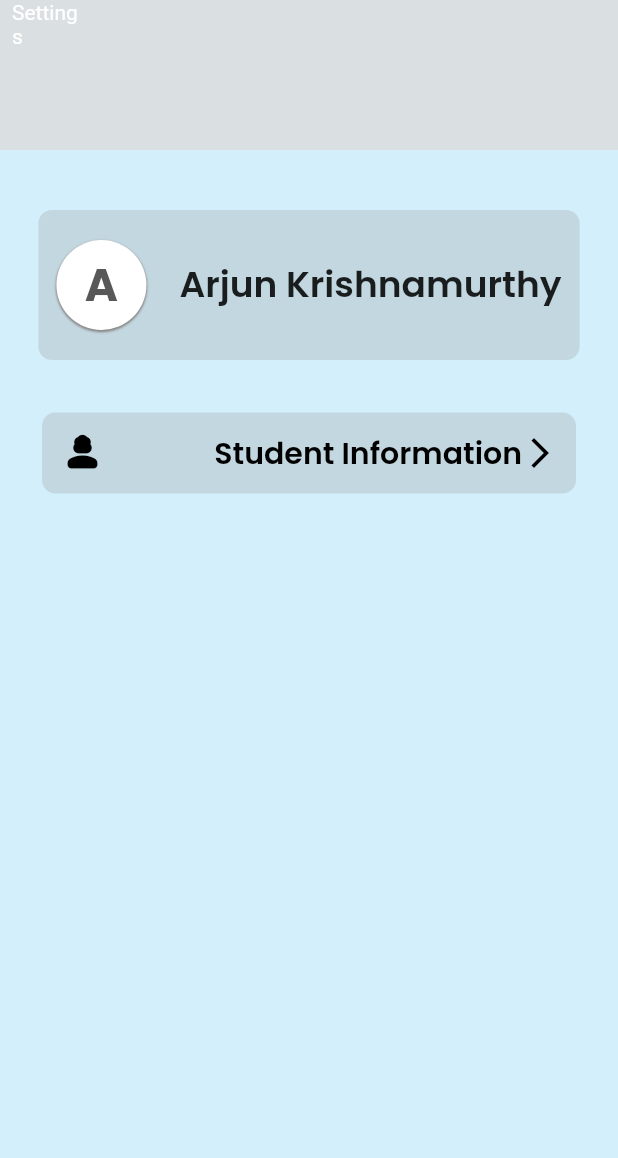
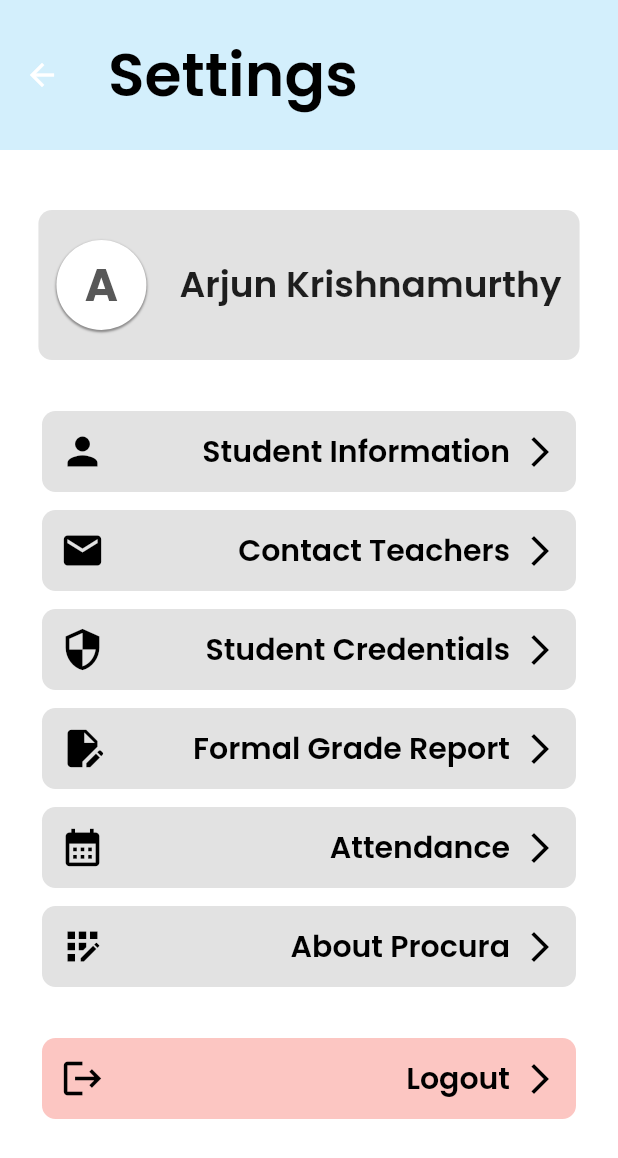
Before and after one commit to AkhilKrishna16/procura, a Flutter app: the SettingsPage screen opened by its route, on a phone screen of 412 x 824 dp. Shown: the top 1158 px of the screen. Run offline on Flutter 3.47's test engine with Material 2 defaults, Android fonts, the phone set to English and light mode, and no system bars.

Commit message:
Changed the assignments' width. Added settings to SettingsPage. Finish other pages and then work on functionality

```diff
--- /dev/null
+++ b/lib/data/student_data.dart
@@ -0,0 +1 @@
+class Data {}
--- a/lib/main.dart
+++ b/lib/main.dart
@@ -15,8 +15,7 @@ class Procura extends StatefulWidget {
   Map<String, WidgetBuilder> routes = {
     '/home': (context) => HomePage(
           name: 'Arjun Krishnamurthy',
-          grade: 08,
-          nameOfSchool: 'Pearson Middle School',
+          nameOfSchool: 'University of North Texas',
           dayType: 'B',
         ),
     '/settings': (context) => SettingsPage(),
--- a/lib/pages/settings_page.dart
+++ b/lib/pages/settings_page.dart
@@ -1,6 +1,9 @@
 // ignore_for_file: use_key_in_widget_constructors, prefer_const_constructors, prefer_const_literals_to_create_immutables
 
 import 'package:flutter/material.dart';
+import 'package:procura/widgets/logout_button.dart';
+
+import '../widgets/settings_button.dart';
 
 class SettingsPage extends StatefulWidget {
   @override
@@ -10,19 +13,33 @@ class SettingsPage extends StatefulWidget {
 class _SettingsState extends State<SettingsPage> {
   @override
   Widget build(BuildContext context) {
-    return DefaultTabController(
-      length: 2,
-      child: Scaffold(
+    var width = MediaQuery.of(context).size.width;
+    var height = MediaQuery.of(context).size.height;
+
+    return Scaffold(
       appBar: AppBar(
         toolbarHeight: 100,
-          backgroundColor: Color.fromARGB(255, 220, 220, 220).withOpacity(0.8),
+        backgroundColor: Color.fromARGB(255, 211, 239, 252),
         elevation: 0.0,
-          leading: Padding(
-            padding: EdgeInsets.only(left: 8.0),
-            child: Text('Settings'),
+        title: Container(
+          width: width,
+          child: Column(
+            crossAxisAlignment: CrossAxisAlignment.start,
+            children: [
+              Text(
+                'Settings',
+                style: TextStyle(
+                  color: Colors.black,
+                  fontFamily: 'Poppins',
+                  fontWeight: FontWeight.w600,
+                  fontSize: 40,
                 ),
               ),
-        backgroundColor: Color.fromARGB(255, 211, 239, 252),
+            ],
+          ),
+        ),
+      ),
+      backgroundColor: Colors.white,
       body: Column(
         children: [
           Padding(
@@ -85,56 +102,48 @@ class _SettingsState extends State<SettingsPage> {
               ),
             ),
           ),
-            Padding(
-              padding: EdgeInsets.only(top: 35.0, left: 12, right: 12),
-              child: MaterialButton(
-                splashColor: Colors.transparent,
-                highlightColor: Colors.transparent,
-                onPressed: () {
-                  Navigator.pushNamed(context, '/student_information');
-                },
-                child: Container(
-                  decoration: BoxDecoration(
-                    borderRadius: BorderRadius.all(Radius.circular(9)),
-                    color: Colors.grey.withOpacity(0.3),
+          SizedBox(
+            height: 22,
           ),
-                  child: Padding(
-                    padding: EdgeInsets.all(12.0),
-                    child: Row(
-                      mainAxisAlignment: MainAxisAlignment.spaceBetween,
+          Column(
             children: [
-                        Icon(
-                          Icons.person_3_rounded,
-                          size: 30,
-                          color: Colors.black,
+              SettingsButton(
+                buttonName: 'Student Information',
+                buttonIcon: Icons.person,
+                navigationRoute: '/student_information',
               ),
-                        Container(
-                          child: Row(
-                            children: [
-                              Text(
-                                'Student Information',
-                                style: TextStyle(
-                                  fontFamily: 'Poppins',
-                                  fontWeight: FontWeight.w600,
-                                  fontSize: 20,
-                                  color: Colors.black,
+              SettingsButton(
+                buttonName: 'Contact Teachers',
+                buttonIcon: Icons.email,
+                navigationRoute: '/student_information',
               ),
+              SettingsButton(
+                buttonName: 'Student Credentials',
+                buttonIcon: Icons.security,
+                navigationRoute: '/student_information',
               ),
-                              Icon(
-                                Icons.arrow_forward_ios,
-                                color: Colors.black,
+              SettingsButton(
+                buttonName: 'Formal Grade Report',
+                buttonIcon: Icons.edit_document,
+                navigationRoute: '/student_information',
+              ),
+              SettingsButton(
+                buttonName: 'Attendance',
+                buttonIcon: Icons.calendar_month,
+                navigationRoute: '/student_information',
+              ),
+              SettingsButton(
+                buttonName: 'About Procura',
+                buttonIcon: Icons.app_registration,
+                navigationRoute: '/student_information',
+              ),
+              SizedBox(
+                height: 22,
+              ),
+              LogoutButton(),
+            ],
           ),
         ],
-                          ),
-                        )
-                      ],
-                    ),
-                  ),
-                ),
-              ),
-            ),
-          ],
-        ),
       ),
     );
   }
--- /dev/null
+++ b/lib/widgets/logout_button.dart
@@ -0,0 +1,58 @@
+// ignore_for_file: prefer_const_constructors, prefer_const_literals_to_create_immutables, avoid_unnecessary_containers
+
+import 'package:flutter/material.dart';
+
+class LogoutButton extends StatelessWidget {
+  @override
+  Widget build(BuildContext context) {
+    return Padding(
+      padding: EdgeInsets.only(top: 12.0, left: 12, right: 12),
+      child: MaterialButton(
+        splashColor: Colors.transparent,
+        highlightColor: Colors.transparent,
+        onPressed: () {},
+        child: Container(
+          decoration: BoxDecoration(
+            borderRadius: BorderRadius.all(Radius.circular(9)),
+            color: Colors.red.withOpacity(0.3),
+          ),
+          child: Padding(
+            padding: EdgeInsets.all(12.0),
+            child: Row(
+              mainAxisAlignment: MainAxisAlignment.spaceBetween,
+              children: [
+                Icon(
+                  Icons.logout,
+                  size: 30,
+                  color: Colors.black,
+                ),
+                Container(
+                  child: Row(
+                    children: [
+                      Padding(
+                        padding: EdgeInsets.only(right: 8.0),
+                        child: Text(
+                          'Logout',
+                          style: TextStyle(
+                            fontFamily: 'Poppins',
+                            fontWeight: FontWeight.w600,
+                            fontSize: 20,
+                            color: Colors.black,
+                          ),
+                        ),
+                      ),
+                      Icon(
+                        Icons.arrow_forward_ios,
+                        color: Colors.black,
+                      ),
+                    ],
+                  ),
+                )
+              ],
+            ),
+          ),
+        ),
+      ),
+    );
+  }
+}
--- /dev/null
+++ b/lib/widgets/settings_button.dart
@@ -0,0 +1,69 @@
+// ignore_for_file: prefer_const_constructors, avoid_unnecessary_containers, prefer_const_literals_to_create_immutables
+
+import 'package:flutter/material.dart';
+
+class SettingsButton extends StatelessWidget {
+  final String buttonName;
+  final IconData buttonIcon;
+  final String navigationRoute;
+
+  SettingsButton(
+      {required this.buttonName,
+      required this.buttonIcon,
+      required this.navigationRoute});
+
+  @override
+  Widget build(BuildContext context) {
+    return Padding(
+      padding: EdgeInsets.only(top: 12.0, left: 12, right: 12),
+      child: MaterialButton(
+        splashColor: Colors.transparent,
+        highlightColor: Colors.transparent,
+        onPressed: () {
+          Navigator.pushNamed(context, navigationRoute);
+        },
+        child: Container(
+          decoration: BoxDecoration(
+            borderRadius: BorderRadius.all(Radius.circular(9)),
+            color: Colors.grey.withOpacity(0.3),
+          ),
+          child: Padding(
+            padding: EdgeInsets.all(12.0),
+            child: Row(
+              mainAxisAlignment: MainAxisAlignment.spaceBetween,
+              children: [
+                Icon(
+                  buttonIcon,
+                  size: 30,
+                  color: Colors.black,
+                ),
+                Container(
+                  child: Row(
+                    children: [
+                      Padding(
+                        padding: EdgeInsets.only(right: 8.0),
+                        child: Text(
+                          buttonName,
+                          style: TextStyle(
+                            fontFamily: 'Poppins',
+                            fontWeight: FontWeight.w600,
+                            fontSize: 20,
+                            color: Colors.black,
+                          ),
+                        ),
+                      ),
+                      Icon(
+                        Icons.arrow_forward_ios,
+                        color: Colors.black,
+                      ),
+                    ],
+                  ),
+                )
+              ],
+            ),
+          ),
+        ),
+      ),
+    );
+  }
+}
```
Also changed, not shown: lib/pages/home_page.dart (+20 -24 lines), lib/widgets/assignment.dart (+23 -48 lines), lib/widgets/main_body.dart (+53 -11 lines). Lines whose indentation alone changed are shown as unchanged.
